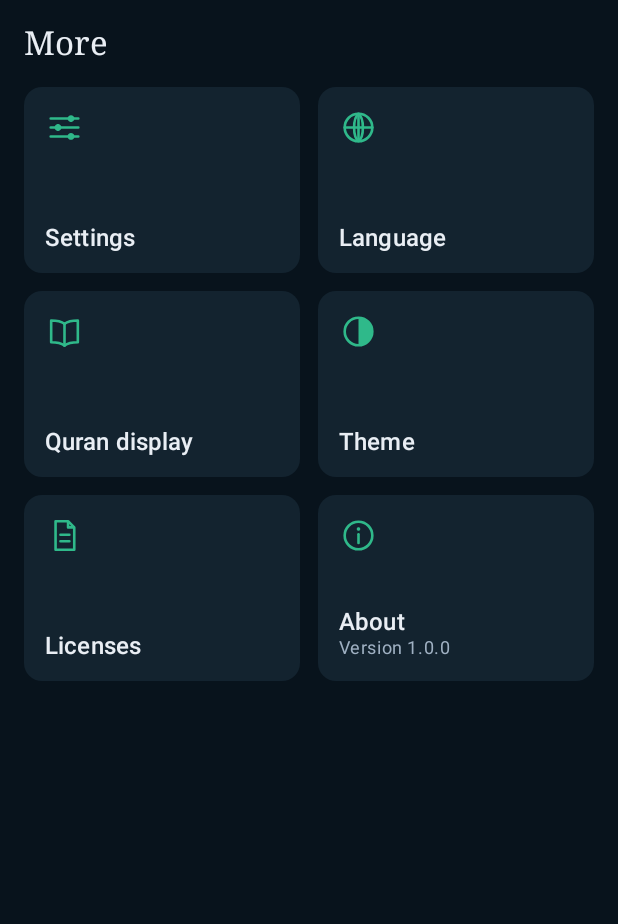
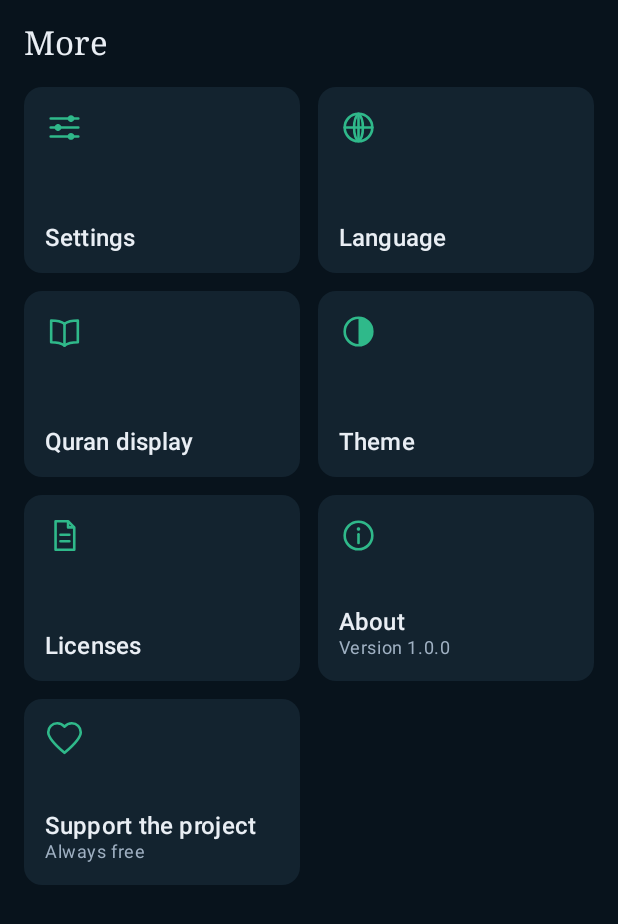
Before and after one commit to farukzahra/muslim-pro-plus, an Android app built with Jetpack Compose: the composable MoreScreen shown on its own in the app's theme, on a phone screen of 412 x 824 dp. Shown: the top 924 px of the screen. Run offline under Robolectric (Android 15) with nearby library versions, the phone set to English and light mode, and no system bars; 11 statements that could not run were skipped.

Commit message:
feat(more): add support card with pix
Novo cartao Apoie o projeto na grade do Mais. Abre um dialogo explicando que o app e sempre gratuito e oferece a chave Pix com copia por toque. Textos nos tres idiomas e teste instrumentado de abrir, copiar e fechar.

```diff
--- a/app/src/main/java/com/farukzahra/muslimplus/ui/screens/more/MoreScreen.kt
+++ b/app/src/main/java/com/farukzahra/muslimplus/ui/screens/more/MoreScreen.kt
@@ -18,7 +18,12 @@ import androidx.compose.material3.Icon
 import androidx.compose.material3.MaterialTheme
 import androidx.compose.material3.Text
 import androidx.compose.runtime.Composable
+import androidx.compose.runtime.getValue
+import androidx.compose.runtime.mutableStateOf
+import androidx.compose.runtime.remember
+import androidx.compose.runtime.setValue
 import androidx.compose.ui.Modifier
+import androidx.compose.ui.platform.testTag
 import androidx.compose.ui.res.painterResource
 import androidx.compose.ui.res.stringResource
 import androidx.compose.ui.semantics.Role
@@ -27,12 +32,13 @@ import androidx.compose.ui.unit.dp
 import com.farukzahra.muslimplus.BuildConfig
 import com.farukzahra.muslimplus.R
 
-/** Os seis destinos da grade do Mais, na ordem em que aparecem. */
+/** Os destinos da grade do Mais, na ordem em que aparecem. */
 private data class MoreItem(
     val labelRes: Int,
     val iconRes: Int,
     val onClick: () -> Unit,
     val supporting: String? = null,
+    val testTag: String? = null,
 )
 
 /**
@@ -51,6 +57,7 @@ fun MoreScreen(
     onLicensesClick: () -> Unit,
     onAboutClick: () -> Unit,
 ) {
+    var showDonate by remember { mutableStateOf(false) }
     val items = listOf(
         MoreItem(R.string.more_settings, R.drawable.ic_more_settings, onSettingsClick),
         MoreItem(R.string.more_language, R.drawable.ic_more_language, onLanguageClick),
@@ -66,6 +73,13 @@ fun MoreScreen(
             R.drawable.ic_more_about,
             onAboutClick,
             supporting = stringResource(R.string.about_version, BuildConfig.VERSION_NAME),
+        ),
+        MoreItem(
+            R.string.more_donate,
+            R.drawable.ic_more_donate,
+            onClick = { showDonate = true },
+            supporting = stringResource(R.string.donate_supporting),
+            testTag = "more_donate",
         ),
     )
 
@@ -87,15 +101,18 @@ fun MoreScreen(
             }
         }
     }
+
+    if (showDonate) DonateDialog(onDismiss = { showDonate = false })
 }
 
 @Composable
 private fun MoreCard(item: MoreItem) {
     val label = stringResource(item.labelRes)
+    val cardModifier = Modifier
+        .fillMaxWidth()
+        .height(124.dp)
     Card(
-        modifier = Modifier
-            .fillMaxWidth()
-            .height(124.dp)
+        modifier = (if (item.testTag != null) cardModifier.testTag(item.testTag) else cardModifier)
             .clickable(role = Role.Button, onClick = item.onClick),
         colors = CardDefaults.cardColors(
             containerColor = MaterialTheme.colorScheme.surfaceContainer,
--- /dev/null
+++ b/app/src/main/res/drawable/ic_more_donate.xml
@@ -0,0 +1,12 @@
+<vector xmlns:android="http://schemas.android.com/apk/res/android"
+    android:width="24dp"
+    android:height="24dp"
+    android:viewportWidth="24"
+    android:viewportHeight="24">
+    <path
+        android:pathData="M12,20.2 C10.9,19.2 2,12.1 2,7.5 C2,4.42 4.42,2 7.5,2 C9.24,2 10.91,2.81 12,4.09 C13.09,2.81 14.76,2 16.5,2 C19.58,2 22,4.42 22,7.5 C22,12.1 13.1,19.2 12,20.2 Z"
+        android:strokeColor="#FF000000"
+        android:strokeLineCap="round"
+        android:strokeLineJoin="round"
+        android:strokeWidth="1.6" />
+</vector>
--- a/app/src/main/res/values/strings.xml
+++ b/app/src/main/res/values/strings.xml
@@ -26,6 +26,11 @@
     <string name="about_pix_key">Pix key</string>
     <string name="about_pix_hint">Tap to copy the key.</string>
     <string name="about_pix_copied">Pix key copied</string>
+    <string name="more_donate">Support the project</string>
+    <string name="donate_supporting">Always free</string>
+    <string name="donate_body">Muslim Plus is meant to stay free: no account, no ads, no tracking. If you want to help keep it running, you can send a Pix. Only if you want to.</string>
+    <string name="donate_copy">Copy Pix key</string>
+    <string name="action_close">Close</string>
     <string name="language_title">App language</string>
     <string name="language_system">System default</string>
     <string name="language_english">English</string>
```
Also changed, not shown: app/src/main/java/com/farukzahra/muslimplus/ui/screens/more/DonateDialog.kt (added, +88 -0 lines), 3 other files.
